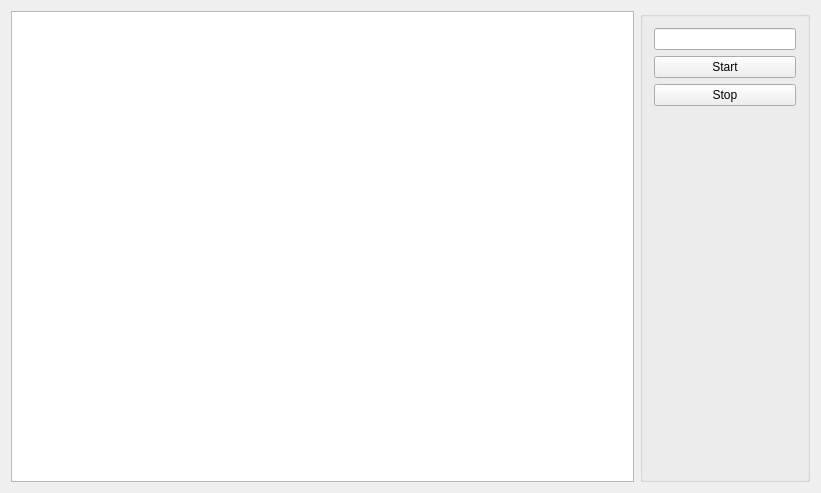
Qt form mainwindow.ui (vanssb/ChattyBird_Server) before a commit.
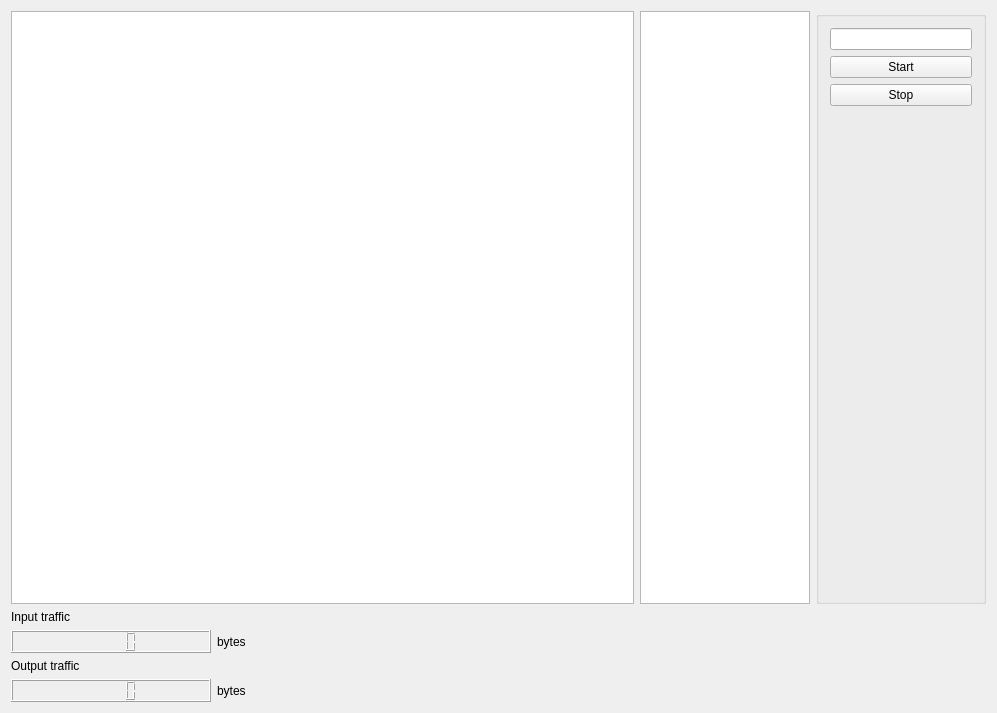
The same form after that commit.

Patch:
```diff
--- a/mainwindow.ui
+++ b/mainwindow.ui
@@ -6,14 +6,22 @@
    <rect>
     <x>0</x>
     <y>0</y>
-    <width>821</width>
-    <height>493</height>
+    <width>997</width>
+    <height>713</height>
    </rect>
   </property>
+  <property name="maximumSize">
+   <size>
+    <width>16777215</width>
+    <height>16777215</height>
+   </size>
+  </property>
   <property name="windowTitle">
    <string>ChattyBird Server</string>
   </property>
   <widget class="QWidget" name="centralWidget">
+   <layout class="QVBoxLayout" name="verticalLayout_2">
+    <item>
    <layout class="QHBoxLayout" name="horizontalLayout">
     <item>
      <widget class="QTextEdit" name="logs">
@@ -22,6 +30,16 @@
       </property>
      </widget>
     </item>
+      <item>
+       <widget class="QListWidget" name="usersList">
+        <property name="maximumSize">
+         <size>
+          <width>170</width>
+          <height>16777215</height>
+         </size>
+        </property>
+       </widget>
+      </item>
     <item>
      <widget class="QGroupBox" name="groupBox">
       <property name="maximumSize">
@@ -79,6 +97,131 @@
        </item>
       </layout>
      </widget>
+      </item>
+     </layout>
+    </item>
+    <item>
+     <widget class="QLabel" name="label_4">
+      <property name="text">
+       <string>Input traffic</string>
+      </property>
+     </widget>
+    </item>
+    <item>
+     <layout class="QHBoxLayout" name="horizontalLayout_2">
+      <item>
+       <widget class="QLCDNumber" name="inputBytesMeter">
+        <property name="sizePolicy">
+         <sizepolicy hsizetype="MinimumExpanding" vsizetype="Minimum">
+          <horstretch>0</horstretch>
+          <verstretch>0</verstretch>
+         </sizepolicy>
+        </property>
+        <property name="maximumSize">
+         <size>
+          <width>200</width>
+          <height>30</height>
+         </size>
+        </property>
+        <property name="font">
+         <font>
+          <family>MS Outlook</family>
+         </font>
+        </property>
+        <property name="frameShape">
+         <enum>QFrame::Box</enum>
+        </property>
+        <property name="frameShadow">
+         <enum>QFrame::Raised</enum>
+        </property>
+        <property name="smallDecimalPoint">
+         <bool>false</bool>
+        </property>
+        <property name="segmentStyle">
+         <enum>QLCDNumber::Filled</enum>
+        </property>
+       </widget>
+      </item>
+      <item>
+       <widget class="QLabel" name="label_2">
+        <property name="maximumSize">
+         <size>
+          <width>30</width>
+          <height>16777215</height>
+         </size>
+        </property>
+        <property name="text">
+         <string>bytes</string>
+        </property>
+       </widget>
+      </item>
+      <item>
+       <spacer name="horizontalSpacer_2">
+        <property name="orientation">
+         <enum>Qt::Horizontal</enum>
+        </property>
+        <property name="sizeHint" stdset="0">
+         <size>
+          <width>40</width>
+          <height>20</height>
+         </size>
+        </property>
+       </spacer>
+      </item>
+     </layout>
+    </item>
+    <item>
+     <widget class="QLabel" name="label_3">
+      <property name="text">
+       <string>Output traffic</string>
+      </property>
+     </widget>
+    </item>
+    <item>
+     <layout class="QHBoxLayout" name="horizontalLayout_3">
+      <item>
+       <widget class="QLCDNumber" name="outputBytesMeter">
+        <property name="sizePolicy">
+         <sizepolicy hsizetype="MinimumExpanding" vsizetype="Minimum">
+          <horstretch>0</horstretch>
+          <verstretch>0</verstretch>
+         </sizepolicy>
+        </property>
+        <property name="maximumSize">
+         <size>
+          <width>200</width>
+          <height>30</height>
+         </size>
+        </property>
+       </widget>
+      </item>
+      <item>
+       <widget class="QLabel" name="label">
+        <property name="maximumSize">
+         <size>
+          <width>30</width>
+          <height>16777215</height>
+         </size>
+        </property>
+        <property name="text">
+         <string>bytes</string>
+        </property>
+       </widget>
+      </item>
+      <item>
+       <spacer name="horizontalSpacer">
+        <property name="orientation">
+         <enum>Qt::Horizontal</enum>
+        </property>
+        <property name="sizeHint" stdset="0">
+         <size>
+          <width>40</width>
+          <height>20</height>
+         </size>
+        </property>
+       </spacer>
+      </item>
+     </layout>
     </item>
    </layout>
   </widget>
```
Lines whose indentation alone changed are shown as unchanged.
